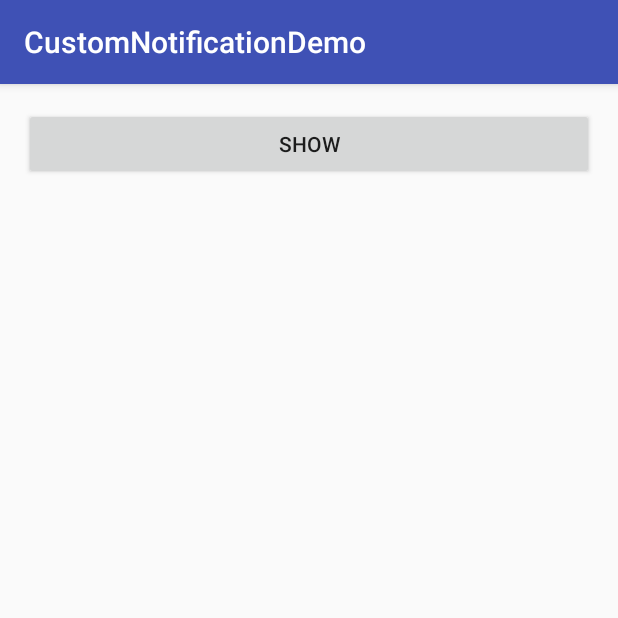
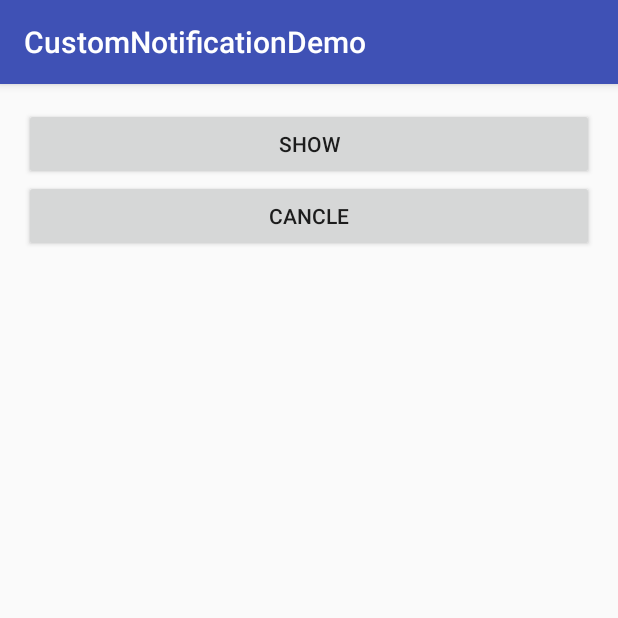
Before and after one commit to xmh19936688/NotificationProject, an Android app: the screen it shows after launch (MainActivity), after a tap on "SHOW", on a phone screen of 412 x 824 dp, the top half of it. Run offline under Robolectric (Android 15) with nearby library versions, the phone set to English and light mode, and no system bars; our stand-ins replace ButterKnife.

Commit message:
add remove notification

```diff
--- a/CustomNotificationDemo/src/main/java/com/xmh/customnotificationdemo/MainActivity.java
+++ b/CustomNotificationDemo/src/main/java/com/xmh/customnotificationdemo/MainActivity.java
@@ -44,4 +44,10 @@ public class MainActivity extends AppCompatActivity {
         NotificationManager notificationManager = (NotificationManager) getSystemService(NOTIFICATION_SERVICE);
         notificationManager.notify(notifyId, builder.build());
     }
+
+    @OnClick(R.id.btn_cancle)
+    void onCancleClick(){
+        NotificationManager notificationManager = (NotificationManager) getSystemService(NOTIFICATION_SERVICE);
+        notificationManager.cancel(notifyId);
+    }
 }
--- a/CustomNotificationDemo/src/main/res/layout/activity_main.xml
+++ b/CustomNotificationDemo/src/main/res/layout/activity_main.xml
@@ -1,5 +1,5 @@
 <?xml version="1.0" encoding="utf-8"?>
-<RelativeLayout xmlns:android="http://schemas.android.com/apk/res/android"
+<LinearLayout xmlns:android="http://schemas.android.com/apk/res/android"
     xmlns:tools="http://schemas.android.com/tools"
     android:layout_width="match_parent"
     android:layout_height="match_parent"
@@ -7,6 +7,7 @@
     android:paddingLeft="@dimen/activity_horizontal_margin"
     android:paddingRight="@dimen/activity_horizontal_margin"
     android:paddingTop="@dimen/activity_vertical_margin"
+    android:orientation="vertical"
     tools:context="com.xmh.customnotificationdemo.MainActivity">
 
     <Button
@@ -14,4 +15,9 @@
         android:layout_width="match_parent"
         android:layout_height="wrap_content"
         android:text="show" />
-</RelativeLayout>
+    <Button
+        android:id="@+id/btn_cancle"
+        android:layout_width="match_parent"
+        android:layout_height="wrap_content"
+        android:text="cancle" />
+</LinearLayout>
```
